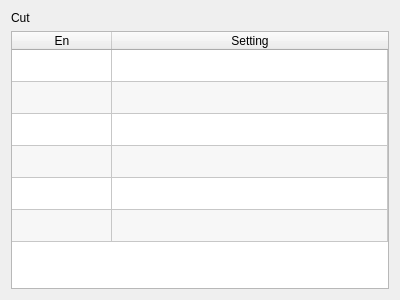
Old version of the form hcinstruction/iccutpage.ui in the repository GaussCheng/2-5AxisPunch.
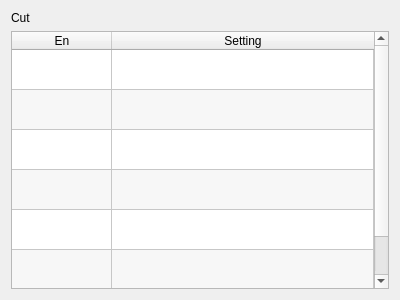
New version of the form. Icons and pictures are not drawn.

Diff of the .ui file:
```diff
--- a/hcinstruction/iccutpage.ui
+++ b/hcinstruction/iccutpage.ui
@@ -97,10 +97,10 @@
       <bool>false</bool>
      </attribute>
      <attribute name="verticalHeaderDefaultSectionSize">
-      <number>32</number>
+      <number>40</number>
      </attribute>
      <attribute name="verticalHeaderMinimumSectionSize">
-      <number>32</number>
+      <number>40</number>
      </attribute>
      <attribute name="verticalHeaderStretchLastSection">
       <bool>false</bool>
```
